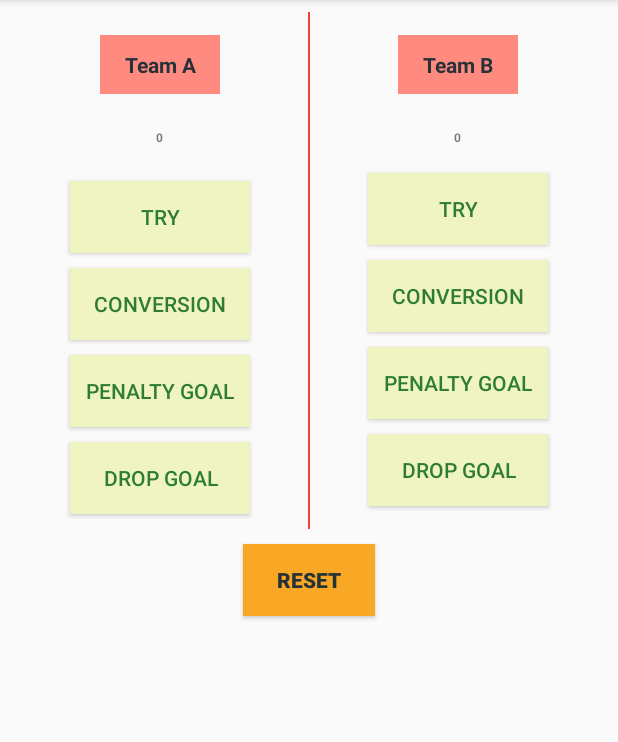
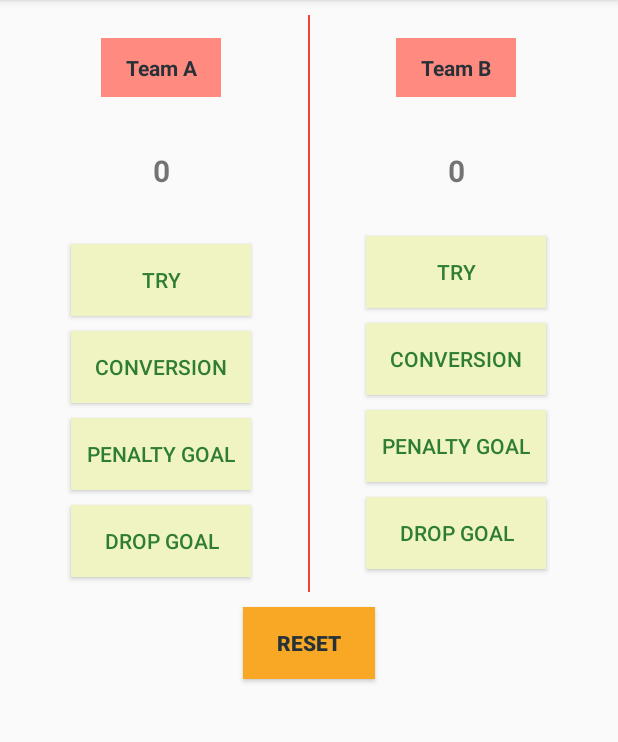
Before and after one commit to ionelah/RugbyScore, an Android app: the screen it shows after launch (MainActivity), on a phone screen of 412 x 824 dp, the part 84-826 px from its top. Run offline under Robolectric (Android 15) with nearby library versions, the phone set to English and light mode, and no system bars.

Commit message:
extracted dimensions

```diff
--- a/app/src/main/res/values/dimens.xml
+++ b/app/src/main/res/values/dimens.xml
@@ -7,4 +7,7 @@
     <dimen name="BtnSpace">10dp</dimen>
     <dimen name="TxtViewMargin">15dp</dimen>
     <dimen name="TxtViewPad">10dp</dimen>
+    <dimen name="padding">10dp</dimen>
+    <dimen name="TeamPadding">20dp</dimen>
+    <dimen name="TeamTxtSize">20sp</dimen>
 </resources>
```
